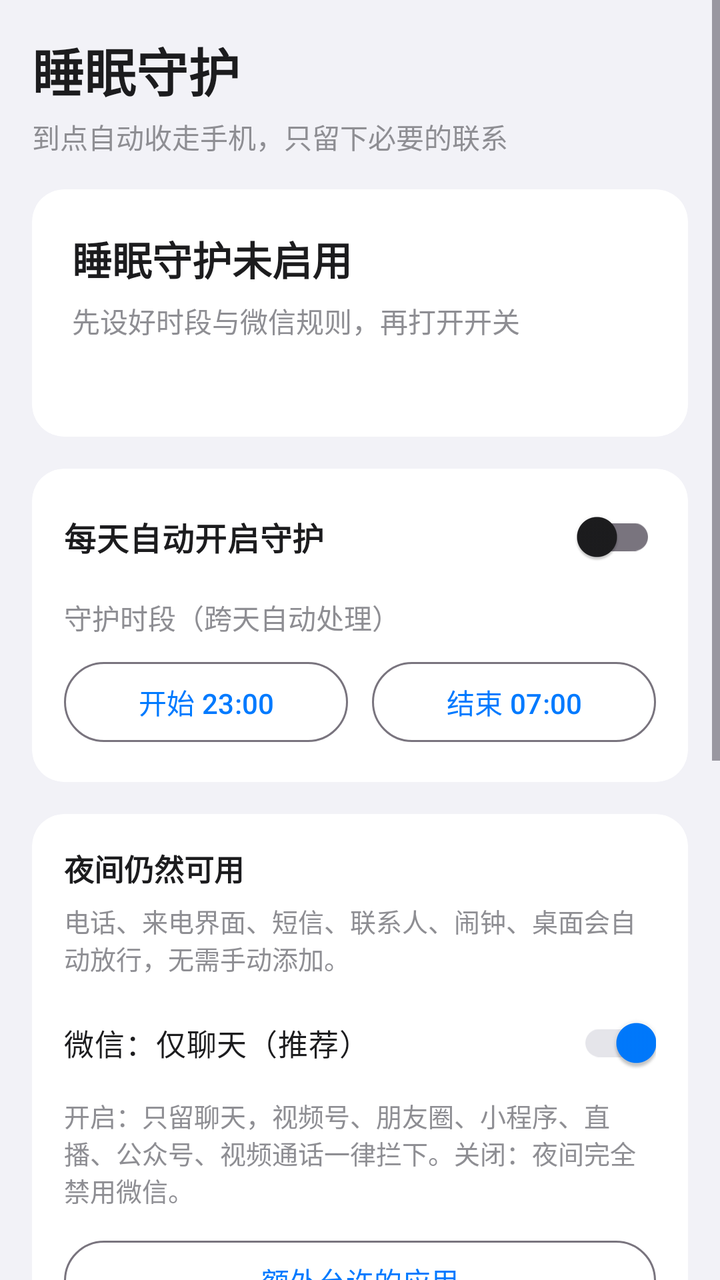
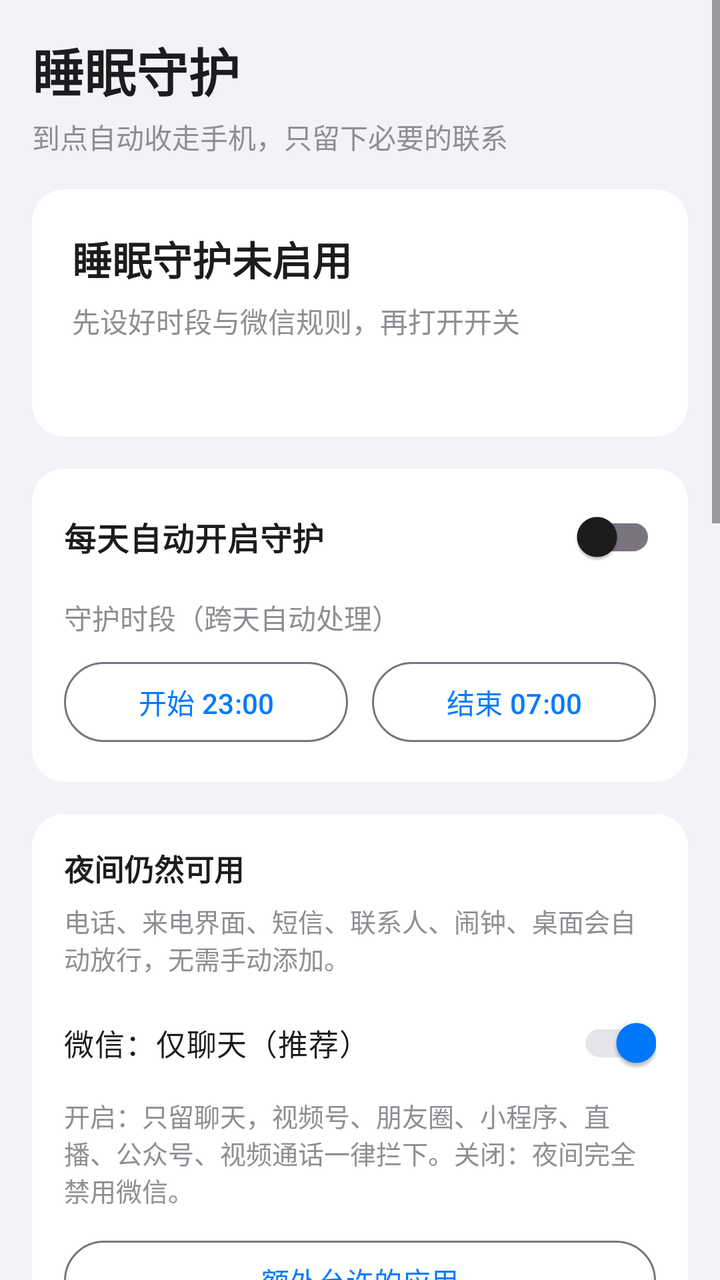

Two renders of the same Android screen: before a commit and after it. Below are the layout's source before the change and the commit's diff.
<!-- AndroidManifest.xml: application theme Theme.Blocker -->
<!-- res/layout/fragment_night.xml -->
<?xml version="1.0" encoding="utf-8"?>
<ScrollView xmlns:android="http://schemas.android.com/apk/res/android"
    xmlns:app="http://schemas.android.com/apk/res-auto"
    android:layout_width="match_parent"
    android:layout_height="match_parent"
    android:background="@color/glass_bg">

    <LinearLayout
        android:layout_width="match_parent"
        android:layout_height="wrap_content"
        android:orientation="vertical"
        android:padding="16dp">

        <TextView
            android:layout_width="wrap_content"
            android:layout_height="wrap_content"
            android:text="睡眠守护"
            android:textSize="26sp"
            android:textStyle="bold"
            android:textColor="@color/glass_on_surface"
            android:layout_marginBottom="4dp" />

        <TextView
            android:layout_width="wrap_content"
            android:layout_height="wrap_content"
            android:text="到点自动收走手机，只留下必要的联系"
            android:textSize="14sp"
            android:textColor="@color/glass_secondary_text"
            android:layout_marginBottom="16dp" />

        <com.google.android.material.card.MaterialCardView
            android:layout_width="match_parent"
            android:layout_height="wrap_content"
            android:layout_marginBottom="16dp"
            app:cardBackgroundColor="@color/glass_surface"
            app:cardCornerRadius="16dp"
            app:cardElevation="0dp"
            app:strokeWidth="0dp">

            <LinearLayout
                android:layout_width="match_parent"
                android:layout_height="wrap_content"
                android:orientation="vertical"
                android:padding="20dp">

                <TextView
                    android:id="@+id/tvNightStatus"
                    android:layout_width="wrap_content"
                    android:layout_height="wrap_content"
                    android:text="睡眠守护未启用"
                    android:textSize="20sp"
                    android:textStyle="bold"
                    android:textColor="@color/glass_on_surface"
                    android:layout_marginBottom="6dp" />

                <TextView
                    android:id="@+id/tvNightDetail"
                    android:layout_width="wrap_content"
                    android:layout_height="wrap_content"
                    android:text="先设好时段与微信规则，再打开开关"
                    android:textSize="14sp"
                    android:textColor="@color/glass_secondary_text" />

                <TextView
                    android:id="@+id/tvNightHint"
                    android:layout_width="wrap_content"
                    android:layout_height="wrap_content"
                    android:textSize="13sp"
                    android:textColor="@color/glass_destructive"
                    android:layout_marginTop="10dp" />

            </LinearLayout>

        </com.google.android.material.card.MaterialCardView>

        <com.google.android.material.card.MaterialCardView
            android:layout_width="match_parent"
            android:layout_height="wrap_content"
            android:layout_marginBottom="16dp"
            app:cardBackgroundColor="@color/glass_surface"
            app:cardCornerRadius="16dp"
            app:cardElevation="0dp"
            app:strokeWidth="0dp">

            <LinearLayout
                android:layout_width="match_parent"
                android:layout_height="wrap_content"
                android:orientation="vertical"
                android:padding="16dp">

                <androidx.appcompat.widget.SwitchCompat
                    android:id="@+id/switchNight"
                    android:layout_width="match_parent"
                    android:layout_height="wrap_content"
                    android:text="每天自动开启守护"
                    android:textSize="16sp"
                    android:textStyle="bold"
                    android:textColor="@color/glass_on_surface"
                    android:paddingBottom="12dp" />

                <TextView
                    android:layout_width="wrap_content"
                    android:layout_height="wrap_content"
                    android:text="守护时段（跨天自动处理）"
                    android:textSize="14sp"
                    android:textColor="@color/glass_secondary_text"
                    android:layout_marginBottom="8dp" />

                <LinearLayout
                    android:layout_width="match_parent"
                    android:layout_height="wrap_content"
                    android:orientation="horizontal">

                    <com.google.android.material.button.MaterialButton
                        android:id="@+id/btnSetStart"
                        style="@style/Widget.Material3.Button.OutlinedButton"
                        android:layout_width="0dp"
                        android:layout_height="wrap_content"
                        android:layout_weight="1"
                        android:text="开始 23:00"
                        android:layout_marginEnd="6dp" />

                    <com.google.android.material.button.MaterialButton
                        android:id="@+id/btnSetEnd"
                        style="@style/Widget.Material3.Button.OutlinedButton"
                        android:layout_width="0dp"
                        android:layout_height="wrap_content"
                        android:layout_weight="1"
                        android:text="结束 07:00"
                        android:layout_marginStart="6dp" />

                </LinearLayout>

            </LinearLayout>

        </com.google.android.material.card.MaterialCardView>

        <com.google.android.material.card.MaterialCardView
            android:layout_width="match_parent"
            android:layout_height="wrap_content"
            android:layout_marginBottom="16dp"
            app:cardBackgroundColor="@color/glass_surface"
            app:cardCornerRadius="16dp"
            app:cardElevation="0dp"
            app:strokeWidth="0dp">

            <LinearLayout
                android:layout_width="match_parent"
                android:layout_height="wrap_content"
                android:orientation="vertical"
                android:padding="16dp">

                <TextView
                    android:layout_width="wrap_content"
                    android:layout_height="wrap_content"
                    android:text="夜间仍然可用"
                    android:textSize="15sp"
                    android:textStyle="bold"
                    android:textColor="@color/glass_on_surface"
                    android:layout_marginBottom="6dp" />

                <TextView
                    android:layout_width="wrap_content"
                    android:layout_height="wrap_content"
                    android:text="电话、来电界面、短信、联系人、闹钟、桌面会自动放行，无需手动添加。"
                    android:textSize="13sp"
                    android:textColor="@color/glass_secondary_text"
                    android:layout_marginBottom="12dp" />

                <androidx.appcompat.widget.SwitchCompat
                    android:id="@+id/switchWechatChatOnly"
                    android:layout_width="match_parent"
                    android:layout_height="wrap_content"
                    android:text="微信：仅聊天（推荐）"
                    android:textSize="15sp"
                    android:textColor="@color/glass_on_surface"
                    android:checked="true"
                    android:paddingBottom="6dp" />

                <TextView
                    android:layout_width="wrap_content"
                    android:layout_height="wrap_content"
                    android:text="开启：只留聊天，视频号、朋友圈、小程序、直播、公众号、视频通话一律拦下。关闭：夜间完全禁用微信。"
                    android:textSize="13sp"
                    android:textColor="@color/glass_secondary_text"
                    android:layout_marginBottom="12dp" />

                <com.google.android.material.button.MaterialButton
                    android:id="@+id/btnEditWhitelist"
                    style="@style/Widget.Material3.Button.OutlinedButton"
                    android:layout_width="match_parent"
                    android:layout_height="wrap_content"
                    android:text="额外允许的应用" />

                <TextView
                    android:id="@+id/tvWhitelistSummary"
                    android:layout_width="wrap_content"
                    android:layout_height="wrap_content"
                    android:text="当前：无额外应用"
                    android:textSize="13sp"
                    android:textColor="@color/glass_secondary_text"
                    android:layout_marginTop="8dp" />

            </LinearLayout>

        </com.google.android.material.card.MaterialCardView>

        <com.google.android.material.card.MaterialCardView
            android:layout_width="match_parent"
            android:layout_height="wrap_content"
            android:layout_marginBottom="16dp"
            app:cardBackgroundColor="@color/glass_surface"
            app:cardCornerRadius="16dp"
            app:cardElevation="0dp"
            app:strokeWidth="0dp">

            <LinearLayout
                android:layout_width="match_parent"
                android:layout_height="wrap_content"
                android:orientation="vertical"
                android:padding="16dp">

                <TextView
                    android:layout_width="wrap_content"
                    android:layout_height="wrap_content"
                    android:text="别让半夜的自己关掉它"
                    android:textSize="15sp"
                    android:textStyle="bold"
                    android:textColor="@color/glass_on_surface"
                    android:layout_marginBottom="6dp" />

                <androidx.appcompat.widget.SwitchCompat
                    android:id="@+id/switchStrict"
                    android:layout_width="match_parent"
                    android:layout_height="wrap_content"
                    android:text="夜间锁定设置（推荐）"
                    android:textSize="15sp"
                    android:textColor="@color/glass_on_surface"
                    android:checked="true"
                    android:paddingBottom="6dp" />

                <TextView
                    android:layout_width="wrap_content"
                    android:layout_height="wrap_content"
                    android:text="守护时段内不能关闭守护、改时间或改白名单，设置与卸载入口也会被拦下。真有急事可用下面的一次性放行。"
                    android:textSize="13sp"
                    android:textColor="@color/glass_secondary_text"
                    android:layout_marginBottom="12dp" />

                <com.google.android.material.button.MaterialButton
                    android:id="@+id/btnGrace"
                    style="@style/Widget.Material3.Button.OutlinedButton"
                    android:layout_width="match_parent"
                    android:layout_height="wrap_content"
                    android:text="临时放行 5 分钟（每晚 1 次）" />

                <TextView
                    android:id="@+id/tvLockHint"
                    android:layout_width="wrap_content"
                    android:layout_height="wrap_content"
                    android:textSize="13sp"
                    android:textColor="@color/glass_secondary_text"
                    android:layout_marginTop="8dp" />

            </LinearLayout>

        </com.google.android.material.card.MaterialCardView>

        <com.google.android.material.button.MaterialButton
            android:id="@+id/btnCheckPermissions"
            style="@style/Widget.Material3.Button.OutlinedButton"
            android:layout_width="match_parent"
            android:layout_height="wrap_content"
            android:text="检查必要权限"
            android:layout_marginBottom="24dp" />

    </LinearLayout>

</ScrollView>
<!-- resources referenced by this layout -->
<resources>
  <color name="glass_bg">#F2F2F7</color>
  <color name="glass_destructive">#FF3B30</color>
  <color name="glass_on_surface">#1C1C1E</color>
  <color name="glass_secondary_text">#8E8E93</color>
  <color name="glass_surface">#FFFFFFFF</color>
  <style name="Theme.Blocker" parent="Theme.Material3.DayNight.NoActionBar">
          
          <item name="colorPrimary">@color/glass_tint</item>
          <item name="colorOnPrimary">@color/glass_surface</item>
          <item name="colorPrimaryContainer">@color/glass_surface_dim</item>
          <item name="colorOnPrimaryContainer">@color/glass_on_surface</item>
  
          <item name="colorSecondary">@color/glass_tint</item>
          <item name="colorTertiary">@color/glass_tint</item>
  
          <item name="colorSurface">@color/glass_surface</item>
          <item name="colorOnSurface">@color/glass_on_surface</item>
          <item name="colorSurfaceVariant">@color/glass_surface_dim</item>
          <item name="colorOnSurfaceVariant">@color/glass_secondary_text</item>
  
          <item name="android:colorBackground">@color/glass_bg</item>
          <item name="colorOnBackground">@color/glass_on_surface</item>
  
          <item name="colorError">@color/glass_destructive</item>
  
          
          <item name="android:windowBackground">@color/glass_bg</item>
  
          
          <item name="dialogCornerRadius">14dp</item>
          <item name="shapeAppearanceMediumComponent">@style/ShapeAppearance.Blocker.Medium</item>
          <item name="shapeAppearanceLargeComponent">@style/ShapeAppearance.Blocker.Large</item>
      </style>
  <color name="glass_tint">#007AFF</color>
  <color name="glass_surface_dim">#E5E5EA</color>
  <style name="ShapeAppearance.Blocker.Medium" parent="ShapeAppearance.Material3.MediumComponent">
          <item name="cornerSize">12dp</item>
      </style>
  <style name="ShapeAppearance.Blocker.Large" parent="ShapeAppearance.Material3.LargeComponent">
          <item name="cornerSize">16dp</item>
      </style>
</resources>

<!-- the commit's change to res/layout/fragment_night.xml (unified diff, before → after) -->
@@ -205,7 +205,7 @@
 
         </com.google.android.material.card.MaterialCardView>
 
-        <com.google.android.material.card.MaterialCardView
+                <com.google.android.material.card.MaterialCardView
             android:layout_width="match_parent"
             android:layout_height="wrap_content"
             android:layout_marginBottom="16dp"
@@ -242,17 +242,109 @@
                 <TextView
                     android:layout_width="wrap_content"
                     android:layout_height="wrap_content"
-                    android:text="守护时段内不能关闭守护、改时间或改白名单，设置与卸载入口也会被拦下。真有急事可用下面的一次性放行。"
-                    android:textSize="13sp"
-                    android:textColor="@color/glass_secondary_text"
-                    android:layout_marginBottom="12dp" />
-
-                <com.google.android.material.button.MaterialButton
-                    android:id="@+id/btnGrace"
-                    style="@style/Widget.Material3.Button.OutlinedButton"
-                    android:layout_width="match_parent"
-                    android:layout_height="wrap_content"
-                    android:text="临时放行 5 分钟（每晚 1 次）" />
+                    android:text="守护时段内不能关闭守护、改时间、改白名单，也不能设定或修改任何解锁密码。系统设置与卸载入口同样会被拦下。"
+                    android:textSize="13sp"
+                    android:textColor="@color/glass_secondary_text" />
+
+            </LinearLayout>
+
+        </com.google.android.material.card.MaterialCardView>
+
+        <com.google.android.material.card.MaterialCardView
+            android:layout_width="match_parent"
+            android:layout_height="wrap_content"
+            android:layout_marginBottom="16dp"
+            app:cardBackgroundColor="@color/glass_surface"
+            app:cardCornerRadius="16dp"
+            app:cardElevation="0dp"
+            app:strokeWidth="0dp">
+
+            <LinearLayout
+                android:layout_width="match_parent"
+                android:layout_height="wrap_content"
+                android:orientation="vertical"
+                android:padding="16dp">
+
+                <TextView
+                    android:layout_width="wrap_content"
+                    android:layout_height="wrap_content"
+                    android:text="两种解锁方式"
+                    android:textSize="16sp"
+                    android:textStyle="bold"
+                    android:textColor="@color/glass_on_surface"
+                    android:layout_marginBottom="6dp" />
+
+                <TextView
+                    android:layout_width="wrap_content"
+                    android:layout_height="wrap_content"
+                    android:text="密码只能在白天设定，且只存加盐哈希，界面不会显示明文。夜里唯一能按的按钮是「输入密码解锁」。"
+                    android:textSize="13sp"
+                    android:textColor="@color/glass_secondary_text"
+                    android:layout_marginBottom="14dp" />
+
+                <TextView
+                    android:id="@+id/tvMasterState"
+                    android:layout_width="wrap_content"
+                    android:layout_height="wrap_content"
+                    android:text="① 纸条密码：尚未设定"
+                    android:textSize="15sp"
+                    android:textStyle="bold"
+                    android:textColor="@color/glass_on_surface" />
+
+                <TextView
+                    android:layout_width="wrap_content"
+                    android:layout_height="wrap_content"
+                    android:text="① 30 位纸条密码（一次性）：App 随机生成、只显示一次，抄在纸上放到另一个房间。夜里用一次立即作废，白天必须重新生成新纸条。"
+                    android:textSize="13sp"
+                    android:textColor="@color/glass_secondary_text"
+                    android:layout_marginBottom="10dp" />
+
+                <com.google.android.material.button.MaterialButton
+                    android:id="@+id/btnGenerateMaster"
+                    style="@style/Widget.Material3.Button.OutlinedButton"
+                    android:layout_width="match_parent"
+                    android:layout_height="wrap_content"
+                    android:text="生成新的 30 位纸条密码" />
+
+                <TextView
+                    android:id="@+id/tvEmergencyState"
+                    android:layout_width="wrap_content"
+                    android:layout_height="wrap_content"
+                    android:text="② 紧急密码：尚未设定"
+                    android:textSize="15sp"
+                    android:textStyle="bold"
+                    android:textColor="@color/glass_on_surface"
+                    android:layout_marginTop="18dp" />
+
+                <TextView
+                    android:layout_width="wrap_content"
+                    android:layout_height="wrap_content"
+                    android:text="② 6 位紧急密码（亲友保管）：白天请亲友输入并记住，机主看不到。可重复使用，但每次解锁都会记录次数与时间。"
+                    android:textSize="13sp"
+                    android:textColor="@color/glass_secondary_text"
+                    android:layout_marginBottom="10dp" />
+
+                <com.google.android.material.button.MaterialButton
+                    android:id="@+id/btnSetEmergency"
+                    style="@style/Widget.Material3.Button.OutlinedButton"
+                    android:layout_width="match_parent"
+                    android:layout_height="wrap_content"
+                    android:text="设定 / 重设 6 位紧急密码（交给亲友）" />
+
+                <com.google.android.material.button.MaterialButton
+                    android:id="@+id/btnUnlockDuration"
+                    style="@style/Widget.Material3.Button.OutlinedButton"
+                    android:layout_width="match_parent"
+                    android:layout_height="wrap_content"
+                    android:text="解锁时长：30 分钟（点击切换）"
+                    android:layout_marginTop="14dp" />
+
+                <com.google.android.material.button.MaterialButton
+                    android:id="@+id/btnUnlock"
+                    style="@style/Widget.Material3.Button.OutlinedButton"
+                    android:layout_width="match_parent"
+                    android:layout_height="wrap_content"
+                    android:text="夜间解锁（输入密码）" />
 
                 <TextView
                     android:id="@+id/tvLockHint"
